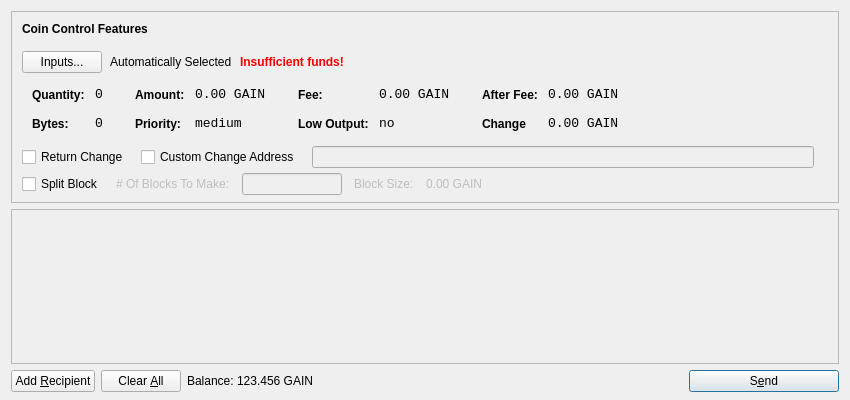
The window that src/qt/forms/sendcoinsdialog.ui (MyCryptoCoins/gsave) describes before a commit, drawn with Qt 5.
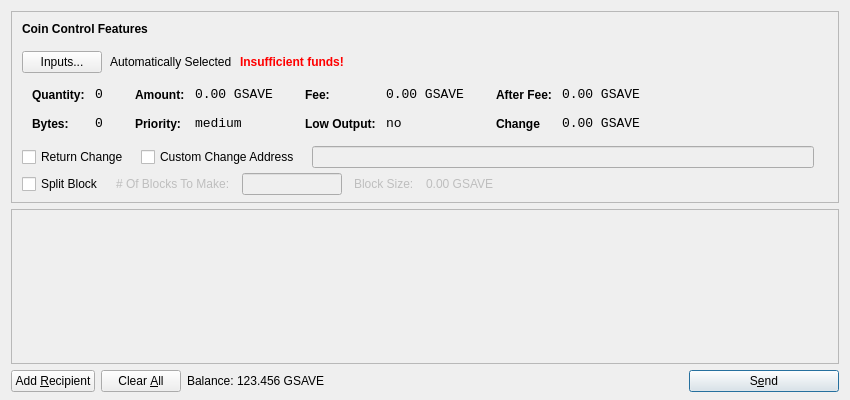
The same window after the commit. Icons and pictures are not drawn.

The edit to the form file:
```diff
--- a/src/qt/forms/sendcoinsdialog.ui
+++ b/src/qt/forms/sendcoinsdialog.ui
@@ -321,7 +321,7 @@
                   <enum>Qt::ActionsContextMenu</enum>
                  </property>
                  <property name="text">
-                  <string>0.00 GAIN</string>
+                  <string>0.00 GSAVE</string>
                  </property>
                  <property name="textInteractionFlags">
                   <set>Qt::LinksAccessibleByMouse|Qt::TextSelectableByKeyboard|Qt::TextSelectableByMouse</set>
@@ -407,7 +407,7 @@
                   <enum>Qt::ActionsContextMenu</enum>
                  </property>
                  <property name="text">
-                  <string>0.00 GAIN</string>
+                  <string>0.00 GSAVE</string>
                  </property>
                  <property name="textInteractionFlags">
                   <set>Qt::LinksAccessibleByMouse|Qt::TextSelectableByKeyboard|Qt::TextSelectableByMouse</set>
@@ -496,7 +496,7 @@
                   <enum>Qt::ActionsContextMenu</enum>
                  </property>
                  <property name="text">
-                  <string>0.00 GAIN</string>
+                  <string>0.00 GSAVE</string>
                  </property>
                  <property name="textInteractionFlags">
                   <set>Qt::LinksAccessibleByMouse|Qt::TextSelectableByKeyboard|Qt::TextSelectableByMouse</set>
@@ -528,7 +528,7 @@
                   <enum>Qt::ActionsContextMenu</enum>
                  </property>
                  <property name="text">
-                  <string>0.00 GAIN</string>
+                  <string>0.00 GSAVE</string>
                  </property>
                  <property name="textInteractionFlags">
                   <set>Qt::LinksAccessibleByMouse|Qt::TextSelectableByKeyboard|Qt::TextSelectableByMouse</set>
@@ -676,7 +676,7 @@
               <bool>false</bool> 
              </property> 
              <property name="text"> 
-              <string>0.00 GAIN</string> 
+              <string>0.00 GSAVE</string> 
              </property>
             </widget> 
             </item>
@@ -817,7 +817,7 @@
           <cursorShape>IBeamCursor</cursorShape>
          </property>
          <property name="text">
-          <string>123.456 GAIN</string>
+          <string>123.456 GSAVE</string>
          </property>
          <property name="textInteractionFlags">
           <set>Qt::LinksAccessibleByMouse|Qt::TextSelectableByKeyboard|Qt::TextSelectableByMouse</set>
```
